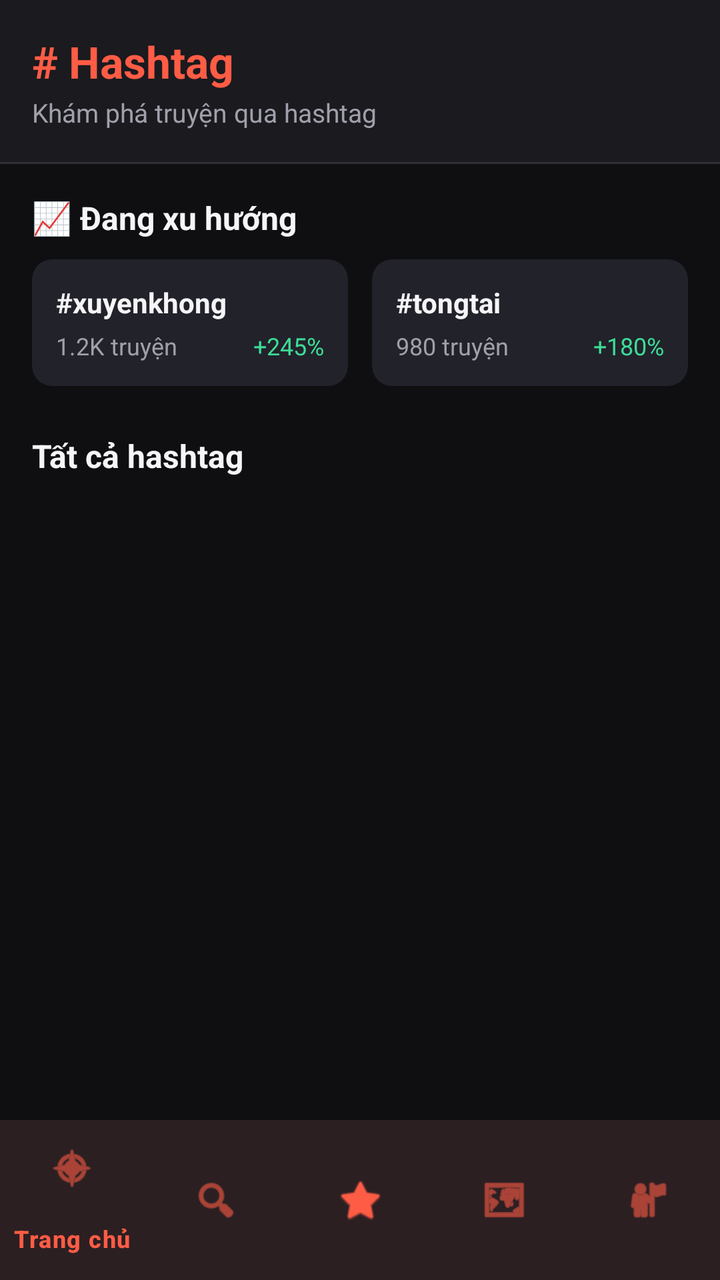
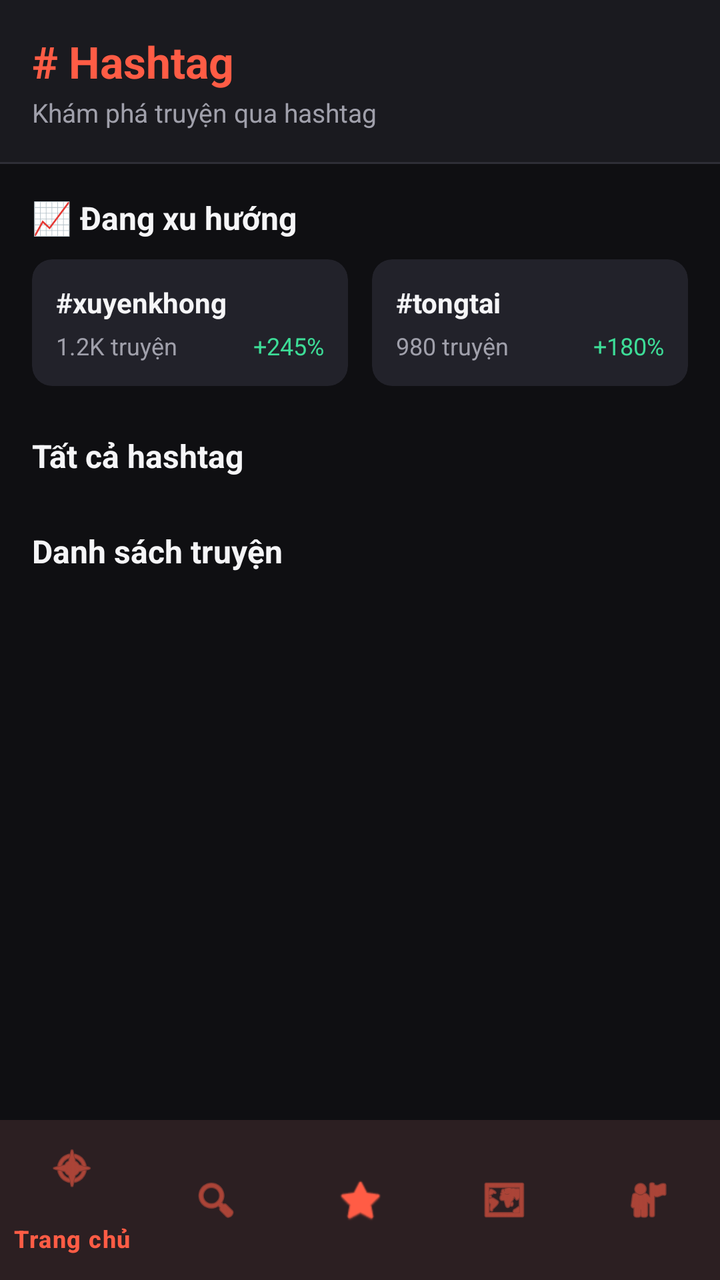

Two renders of the same Android screen: before a commit and after it. Below are the layout's source before the change and the commit's diff.
<!-- AndroidManifest.xml: application theme Theme.TruyenMoiNgay -->
<!-- res/layout/activity_hashtag.xml -->
<?xml version="1.0" encoding="utf-8"?>
<LinearLayout
    xmlns:android="http://schemas.android.com/apk/res/android"
    android:layout_width="match_parent"
    android:layout_height="match_parent"
    android:orientation="vertical"
    android:background="@color/bg_root">

    
    <LinearLayout
        android:layout_width="match_parent"
        android:layout_height="wrap_content"
        android:orientation="vertical"
        android:background="@color/bg_surface"
        android:padding="16dp">

        <TextView
            android:layout_width="wrap_content"
            android:layout_height="wrap_content"
            android:text="# Hashtag"
            android:textSize="22sp"
            android:textStyle="bold"
            android:textColor="@color/accent_primary" />

        <TextView
            android:layout_width="wrap_content"
            android:layout_height="wrap_content"
            android:text="Khám phá truyện qua hashtag"
            android:textSize="13sp"
            android:textColor="@color/text_secondary"
            android:layout_marginTop="2dp" />
    </LinearLayout>

    <View android:layout_width="match_parent" android:layout_height="1dp"
        android:background="@color/divider" />

    <androidx.core.widget.NestedScrollView
        android:layout_width="match_parent"
        android:layout_height="0dp"
        android:layout_weight="1"
        android:clipToPadding="false">

        <LinearLayout
            android:layout_width="match_parent"
            android:layout_height="wrap_content"
            android:orientation="vertical"
            android:padding="16dp">

            
            <TextView
                android:layout_width="wrap_content"
                android:layout_height="wrap_content"
                android:text="📈 Đang xu hướng"
                android:textSize="16sp"
                android:textStyle="bold"
                android:textColor="@color/text_primary"
                android:layout_marginBottom="10dp" />

            
            <LinearLayout
                android:layout_width="match_parent"
                android:layout_height="wrap_content"
                android:orientation="horizontal"
                android:layout_marginBottom="8dp">

                <androidx.cardview.widget.CardView
                    xmlns:app="http://schemas.android.com/apk/res-auto"
                    android:layout_width="0dp"
                    android:layout_height="wrap_content"
                    android:layout_weight="1"
                    android:layout_marginEnd="6dp"
                    app:cardCornerRadius="10dp"
                    app:cardElevation="0dp"
                    app:cardBackgroundColor="@color/bg_surface_2">
                    <LinearLayout android:layout_width="match_parent"
                        android:layout_height="wrap_content"
                        android:orientation="vertical"
                        android:padding="12dp">
                        <TextView android:layout_width="wrap_content"
                            android:layout_height="wrap_content"
                            android:text="#xuyenkhong"
                            android:textSize="14sp"
                            android:textStyle="bold"
                            android:textColor="@color/text_primary" />
                        <LinearLayout android:layout_width="match_parent"
                            android:layout_height="wrap_content"
                            android:orientation="horizontal"
                            android:layout_marginTop="4dp">
                            <TextView android:layout_width="0dp"
                                android:layout_height="wrap_content"
                                android:layout_weight="1"
                                android:text="1.2K truyện"
                                android:textSize="12sp"
                                android:textColor="@color/text_secondary" />
                            <TextView android:layout_width="wrap_content"
                                android:layout_height="wrap_content"
                                android:text="+245%"
                                android:textSize="12sp"
                                android:textColor="@color/success" />
                        </LinearLayout>
                    </LinearLayout>
                </androidx.cardview.widget.CardView>

                <androidx.cardview.widget.CardView
                    xmlns:app="http://schemas.android.com/apk/res-auto"
                    android:layout_width="0dp"
                    android:layout_height="wrap_content"
                    android:layout_weight="1"
                    android:layout_marginStart="6dp"
                    app:cardCornerRadius="10dp"
                    app:cardElevation="0dp"
                    app:cardBackgroundColor="@color/bg_surface_2">
                    <LinearLayout android:layout_width="match_parent"
                        android:layout_height="wrap_content"
                        android:orientation="vertical"
                        android:padding="12dp">
                        <TextView android:layout_width="wrap_content"
                            android:layout_height="wrap_content"
                            android:text="#tongtai"
                            android:textSize="14sp"
                            android:textStyle="bold"
                            android:textColor="@color/text_primary" />
                        <LinearLayout android:layout_width="match_parent"
                            android:layout_height="wrap_content"
                            android:orientation="horizontal"
                            android:layout_marginTop="4dp">
                            <TextView android:layout_width="0dp"
                                android:layout_height="wrap_content"
                                android:layout_weight="1"
                                android:text="980 truyện"
                                android:textSize="12sp"
                                android:textColor="@color/text_secondary" />
                            <TextView android:layout_width="wrap_content"
                                android:layout_height="wrap_content"
                                android:text="+180%"
                                android:textSize="12sp"
                                android:textColor="@color/success" />
                        </LinearLayout>
                    </LinearLayout>
                </androidx.cardview.widget.CardView>
            </LinearLayout>

            
            <TextView
                android:layout_width="wrap_content"
                android:layout_height="wrap_content"
                android:text="Tất cả hashtag"
                android:textSize="16sp"
                android:textStyle="bold"
                android:textColor="@color/text_primary"
                android:layout_marginTop="16dp"
                android:layout_marginBottom="10dp" />

            <androidx.recyclerview.widget.RecyclerView
                android:id="@+id/rvHashtags"
                android:layout_width="match_parent"
                android:layout_height="wrap_content"
                android:nestedScrollingEnabled="false" />

        </LinearLayout>
    </androidx.core.widget.NestedScrollView>

    
    <com.google.android.material.bottomnavigation.BottomNavigationView
        android:id="@+id/bottomNav"
        android:layout_width="match_parent"
        android:layout_height="wrap_content"
        android:background="@color/bg_surface"
        app:itemIconTint="@color/accent_primary"
        app:itemTextColor="@color/accent_primary"
        app:menu="@menu/bottom_nav_menu"
        xmlns:app="http://schemas.android.com/apk/res-auto" />

</LinearLayout>
<!-- resources referenced by this layout -->
<resources>
  <color name="accent_primary">#FF5C45</color>
  <color name="bg_root">#0F0F12</color>
  <color name="bg_surface">#1A1A1F</color>
  <color name="bg_surface_2">#22222A</color>
  <color name="divider">#2E2E36</color>
  <color name="success">#3DDC97</color>
  <color name="text_primary">#F5F5F7</color>
  <color name="text_secondary">#A0A0AB</color>
  <style name="Theme.TruyenMoiNgay" parent="Base.Theme.TruyenMoiNgay" />
  <style name="Base.Theme.TruyenMoiNgay" parent="Theme.Material3.DayNight.NoActionBar">
          <item name="colorPrimary">@color/accent_primary</item>
          <item name="colorOnPrimary">@color/text_primary</item>
          <item name="colorSecondary">@color/accent_secondary</item>
          <item name="android:colorBackground">@color/bg_root</item>
          <item name="colorSurface">@color/bg_surface</item>
          <item name="colorOnSurface">@color/text_primary</item>
          <item name="colorOnBackground">@color/text_primary</item>
          <item name="android:statusBarColor">@color/bg_root</item>
          <item name="android:navigationBarColor">@color/bg_root</item>
          <item name="android:windowLightStatusBar">false</item>
      </style>
  <color name="accent_secondary">#FFB020</color>
</resources>

<!-- the commit's change to res/layout/activity_hashtag.xml (unified diff, before → after) -->
@@ -15,6 +15,7 @@
         android:padding="16dp">
 
         <TextView
+            android:id="@+id/tvHashtagTitle"
             android:layout_width="wrap_content"
             android:layout_height="wrap_content"
             android:text="# Hashtag"
@@ -157,6 +158,23 @@
                 android:layout_height="wrap_content"
                 android:nestedScrollingEnabled="false" />
 
+            <TextView
+                android:id="@+id/tvComicCount"
+                android:layout_width="wrap_content"
+                android:layout_height="wrap_content"
+                android:text="Danh sách truyện"
+                android:textSize="16sp"
+                android:textStyle="bold"
+                android:textColor="@color/text_primary"
+                android:layout_marginTop="16dp"
+                android:layout_marginBottom="10dp" />
+
+            <androidx.recyclerview.widget.RecyclerView
+                android:id="@+id/rvComics"
+                android:layout_width="match_parent"
+                android:layout_height="wrap_content"
+                android:nestedScrollingEnabled="false" />
+
         </LinearLayout>
     </androidx.core.widget.NestedScrollView>
 
